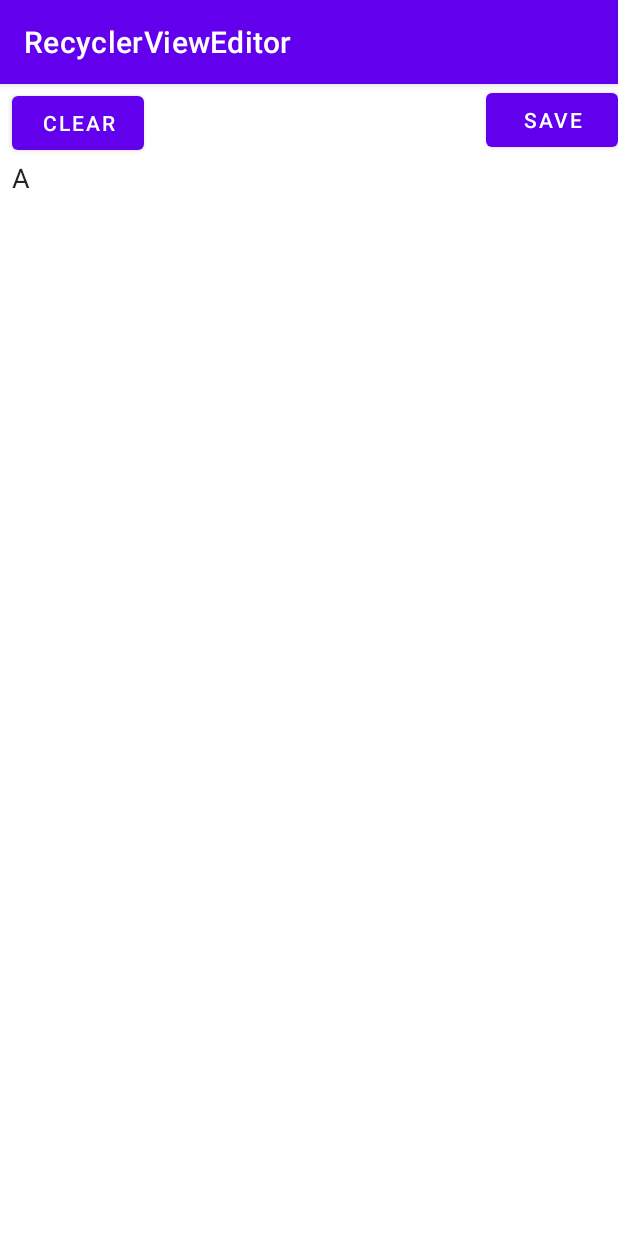
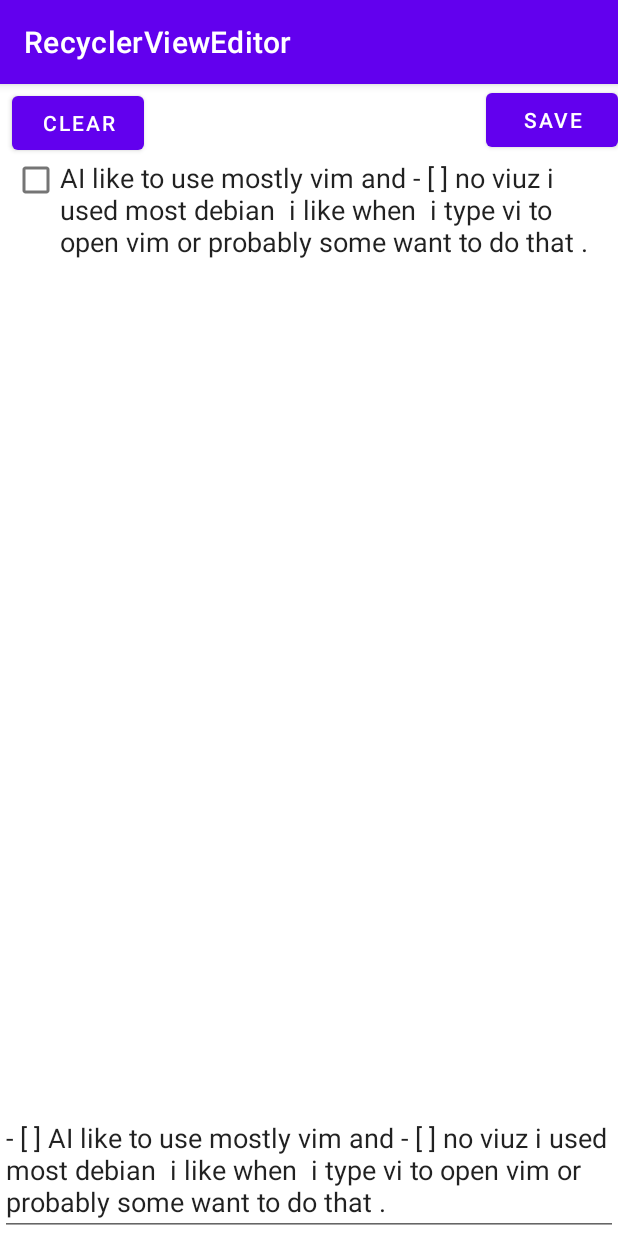
Before and after one commit to dudziks/recyclerview-editor, an Android app: the screen it shows after launch (MainActivity), on a phone screen of 412 x 824 dp. Run offline under Robolectric (Android 15) with nearby library versions, the phone set to English and light mode, and no system bars; our stand-ins replace data binding.

Commit message:
ver 0.1.1

```diff
--- a/app/src/main/java/com/mdlab/tester/MainActivity.kt
+++ b/app/src/main/java/com/mdlab/tester/MainActivity.kt
@@ -12,7 +12,8 @@ import kotlinx.android.synthetic.main.activity_main.*
 
 class MainActivity : AppCompatActivity() {
     companion object {        const val TAG = "MainActivity"    }
-    private val teststr = "A" // """A\n- [x] B\n"
+    private val teststr = "- [ ] AI like to use mostly vim and - [ ] no viuz i used most debian  i like when  i type vi to open vim or probably some want to do that ." // """A\n- [x] B\n"
+//    private val teststr = "A\n- [x] B\n"
     private val viewModel: TheViewModel by lazy {
         ViewModelProvider(this).get(TheViewModel::class.java)
     }
@@ -20,7 +21,7 @@ class MainActivity : AppCompatActivity() {
     override fun onCreate(savedInstanceState: Bundle?) {
         super.onCreate(savedInstanceState)
         setContentView(R.layout.activity_main)
-        setTestText()
+        viewModel.setData(teststr)
         val theAdapter = EditLineAdapter(viewModel, viewModel) {
             Log.d(TAG, "scrollToPosition: $it")
             recyclerView.scrollToPosition(it)
@@ -44,7 +45,6 @@ class MainActivity : AppCompatActivity() {
                 Log.d(TAG, "Save button pressed:\n${it}")
             }
         }
+        editTextTextPersonName.setText(teststr)
     }
-
-    private fun setTestText() =  viewModel.setData(teststr)
 }
--- a/app/src/main/res/layout/activity_main.xml
+++ b/app/src/main/res/layout/activity_main.xml
@@ -12,8 +12,8 @@
         android:layout_height="0dp"
         android:layout_marginStart="8dp"
         android:layout_marginEnd="8dp"
-        android:layout_marginBottom="8dp"
-        app:layout_constraintBottom_toBottomOf="parent"
+        android:layout_marginBottom="16dp"
+        app:layout_constraintBottom_toTopOf="@+id/editTextTextPersonName"
         app:layout_constraintEnd_toEndOf="parent"
         app:layout_constraintStart_toStartOf="parent"
         app:layout_constraintTop_toBottomOf="@+id/resetButton" />
@@ -36,4 +36,14 @@
         app:layout_constraintEnd_toEndOf="parent"
         app:layout_constraintTop_toTopOf="parent" />
 
+    <EditText
+        android:id="@+id/editTextTextPersonName"
+        android:layout_width="0dp"
+        android:layout_height="wrap_content"
+        android:ems="10"
+        android:text="Name"
+        app:layout_constraintBottom_toBottomOf="parent"
+        app:layout_constraintEnd_toEndOf="parent"
+        app:layout_constraintStart_toStartOf="parent" />
+
 </androidx.constraintlayout.widget.ConstraintLayout>
--- a/recyclervieweditor/src/main/java/com/mdlab/recyclervieweditor/EditLineAdapter.kt
+++ b/recyclervieweditor/src/main/java/com/mdlab/recyclervieweditor/EditLineAdapter.kt
@@ -7,7 +7,7 @@ import androidx.recyclerview.widget.RecyclerView
 import com.mdlab.recyclervieweditor.databinding.LineItemBinding
 import com.mdlab.recyclervieweditor.model.Line
 
-class EditLineAdapter(private val updater: IWriter, private val positionStatus: IPositionStatus, val scroll: (it: Int) -> Unit):
+class EditLineAdapter(private val updater: IWriter, private val positionStatus: IPositionStatus, val scroll: (it: Int) -> Unit = {}):
     RecyclerView.Adapter<EditLineViewHolder>(),
     IStoreData {
     companion object {        const val TAG = "EditLineAdapter"    }
@@ -45,14 +45,11 @@ class EditLineAdapter(private val updater: IWriter, private val positionStatus:
         }
     }
 
-    override fun notifyChanged(pos: Int) {
-        notifyItemChanged(pos)
-    }
+    override fun notifyChanged(pos: Int) = notifyItemChanged(pos)
 
-    fun setData(text: String) {
+    fun setData(text: String) =
         _data.run {
             clear()
             addAll( LineTools.stringToLines(text) )
         }
-    }
 }
--- a/recyclervieweditor/src/main/java/com/mdlab/recyclervieweditor/EditLineViewHolder.kt
+++ b/recyclervieweditor/src/main/java/com/mdlab/recyclervieweditor/EditLineViewHolder.kt
@@ -1,5 +1,7 @@
 package com.mdlab.recyclervieweditor
 
+import android.text.Editable
+import android.text.TextWatcher
 import android.util.Log
 import android.view.KeyEvent
 import android.widget.CheckBox
@@ -34,6 +36,25 @@ class EditLineViewHolder(private val binding: LineItemBinding, private val store
                 }
                 true
             }
+            addTextChangedListener(object : TextWatcher {
+                override fun beforeTextChanged(s: CharSequence?, start: Int, count: Int, after: Int) {
+                }
+                override fun onTextChanged(s: CharSequence?, start: Int, before: Int, count: Int) {
+                }
+                override fun afterTextChanged(s: Editable?) {
+                    if (pos < lines.size) {
+                        // jesli model zawiera \n -> reload
+                        if(lines[pos].hasNL()){
+                            val textStr = lines[pos].text
+                            if (LineTools.isTodo(textStr) || lines[pos].todo != null) {
+                                lines[pos].text = textStr.replace(LineTools.SEP, LineTools.SEP + LineTools.TODO_NOT_DONE)
+                            }
+                            storeDataObj.storeData(pos+1)
+                            posStatus.setPos(pos + 1)
+                        }
+                    }
+                }
+            })
         }
 
         binding.checkBox.setOnClickListener {
@@ -47,11 +68,7 @@ class EditLineViewHolder(private val binding: LineItemBinding, private val store
 
     private fun EditTextK.keyEnterPressed(lines: List<Line>, pos: Int, posStatus: IPositionStatus) {
         val caret = selectionStart
-        var strNewLine = LineTools.SEP
-        val textStr = text.toString()
-        if (LineTools.isTodo(textStr) || lines[pos].todo != null)
-            strNewLine += LineTools.TODO_NOT_DONE
-        text?.replace(caret, caret, strNewLine)
+        text?.replace(caret, caret, LineTools.SEP)
         storeDataObj.storeData(pos + 1)
         posStatus.setPos(pos + 1)
     }
--- a/recyclervieweditor/src/main/java/com/mdlab/recyclervieweditor/component/EditTextK.kt
+++ b/recyclervieweditor/src/main/java/com/mdlab/recyclervieweditor/component/EditTextK.kt
@@ -45,6 +45,7 @@ class EditTextK(
         }
 
         override fun performEditorAction(editorAction: Int): Boolean {
+            Log.d(TAG, "[performEditorAction]: $editorAction")
             processEnterKey(editorAction)
             return false //super.performEditorAction(editorAction)
         }
--- a/recyclervieweditor/src/main/java/com/mdlab/recyclervieweditor/model/Line.kt
+++ b/recyclervieweditor/src/main/java/com/mdlab/recyclervieweditor/model/Line.kt
@@ -10,4 +10,6 @@ data class Line  (var text: String = "", var todo: Boolean?  = null) {
         }
         append(text)
     }.toString()
+
+    fun hasNL(): Boolean  = text.contains("\n")
 }
--- a/recyclervieweditor/src/main/res/layout/line_item.xml
+++ b/recyclervieweditor/src/main/res/layout/line_item.xml
@@ -17,15 +17,16 @@
             android:id="@+id/editText"
             android:layout_width="0dp"
             android:layout_height="wrap_content"
+            android:ems="10"
+            android:imeOptions="normal"
             android:background="@null"
-            android:ems="10"
-            android:gravity="start|top"
-            android:inputType="text|textCapSentences"
+            android:inputType="none"
             android:text="@={lineModel.text}"
             app:layout_constraintBottom_toBottomOf="parent"
             app:layout_constraintEnd_toEndOf="parent"
             app:layout_constraintStart_toEndOf="@+id/checkBox"
             app:layout_constraintTop_toTopOf="parent" />
+<!--        android:gravity="start|top"-->
 
         <CheckBox
             android:id="@+id/checkBox"
```
